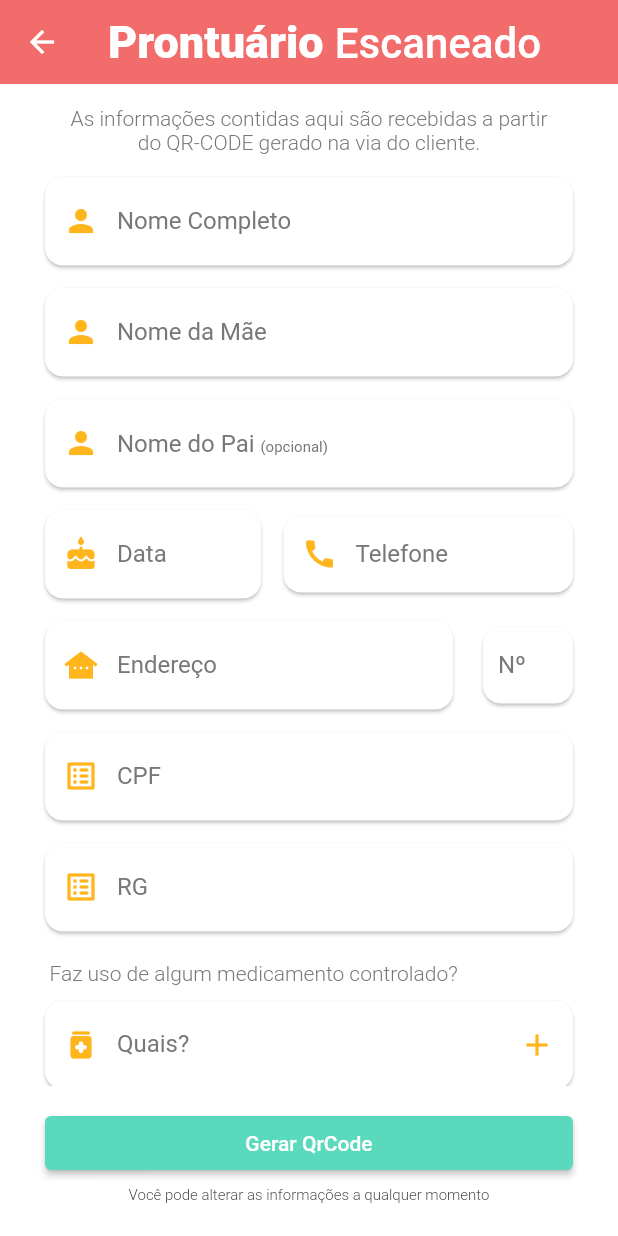
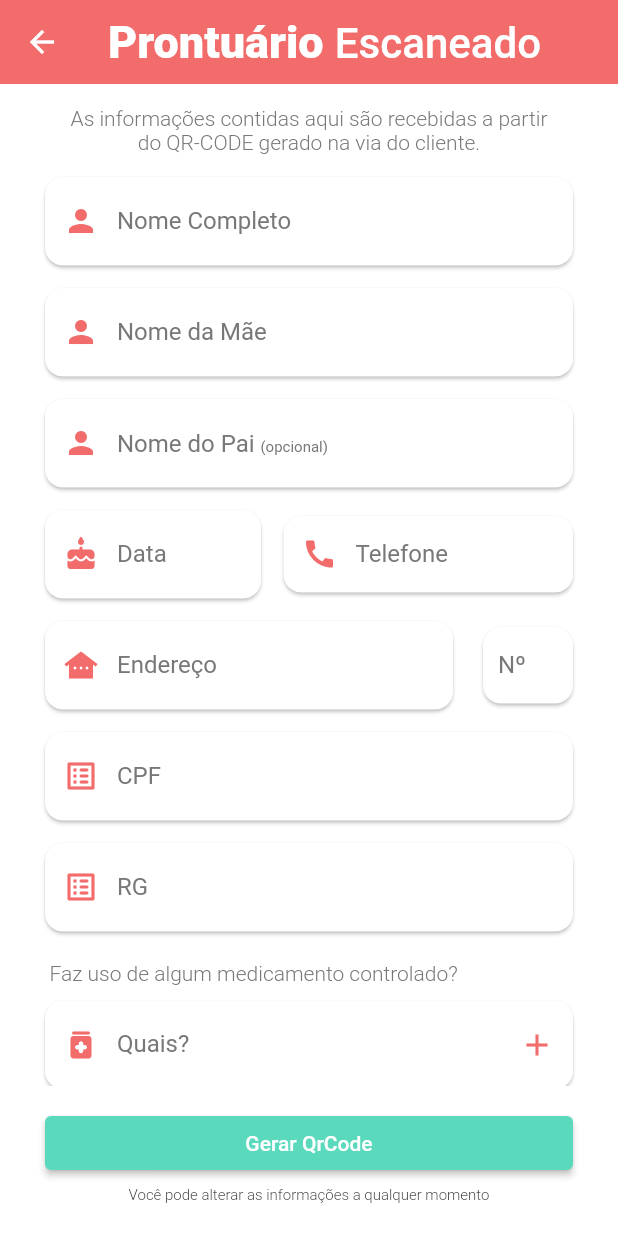
Before and after one commit to EduCsg/FastForm, a Flutter app: the ScanPage screen opened directly, on a phone screen of 412 x 824 dp. Run offline on Flutter 3.47's test engine with Material 2 defaults, Android fonts, the phone set to English and light mode, and no system bars; our stand-ins replace animated_splash_screen, barcode_widget, flutter_svg, fluttertoast, shared_preferences, smooth_page_indicator; accounts and stored records are empty.

Commit message:
Altera as cores dos ícones

```diff
--- a/lib/screens/scan/components/inputs/cpf.dart
+++ b/lib/screens/scan/components/inputs/cpf.dart
@@ -31,7 +31,7 @@ class WidgetCpfInput extends StatelessWidget {
           border: InputBorder.none,
           prefixIcon: Icon(
             Icons.list_alt_rounded,
-            color: iconYellowColor,
+            color: scannerColor,
           ),
           labelText: 'CPF',
           labelStyle: TextStyle(
--- a/lib/screens/scan/components/inputs/data.dart
+++ b/lib/screens/scan/components/inputs/data.dart
@@ -26,7 +26,7 @@ class WidgetDataInput extends StatelessWidget {
             border: InputBorder.none,
             prefixIcon: Icon(
               Icons.cake_rounded,
-              color: iconYellowColor,
+              color: scannerColor,
             ), //icon of text field
             labelText: "Data",
             labelStyle: TextStyle(
--- a/lib/screens/scan/components/inputs/endereco.dart
+++ b/lib/screens/scan/components/inputs/endereco.dart
@@ -24,7 +24,7 @@ class WidgetEnderecoInput extends StatelessWidget {
             border: InputBorder.none,
             prefixIcon: Icon(
               Icons.other_houses,
-              color: iconYellowColor,
+              color: scannerColor,
             ),
             labelText: 'Endereço',
             labelStyle: TextStyle(
--- a/lib/screens/scan/components/inputs/mae.dart
+++ b/lib/screens/scan/components/inputs/mae.dart
@@ -23,7 +23,7 @@ class WidgetMaeInput extends StatelessWidget {
           border: InputBorder.none,
           prefixIcon: Icon(
             Icons.person,
-            color: iconYellowColor,
+            color: scannerColor,
           ),
           labelText: 'Nome da Mãe',
           labelStyle: TextStyle(
--- a/lib/screens/scan/components/inputs/medicamentos.dart
+++ b/lib/screens/scan/components/inputs/medicamentos.dart
@@ -86,7 +86,7 @@ class _WidgetMedicamentoInputState extends State<WidgetMedicamentoInput> {
               border: InputBorder.none,
               prefixIcon: Icon(
                 Icons.medication_rounded,
-                color: iconYellowColor,
+                color: scannerColor,
               ),
               labelText: 'Quais?',
               labelStyle: TextStyle(
@@ -113,7 +113,7 @@ class _WidgetMedicamentoInputState extends State<WidgetMedicamentoInput> {
                 },
                 icon: Icon(
                   Icons.add,
-                  color: iconYellowColor,
+                  color: scannerColor,
                 ),
               ),
             ),
@@ -153,7 +153,7 @@ class _Medicamento extends StatelessWidget {
               padding: const EdgeInsets.all(8),
               decoration: BoxDecoration(
                 borderRadius: BorderRadius.circular(10),
-                color: const Color.fromRGBO(255, 213, 125, 1),
+                color: scannerColor,
               ),
               child: Row(
                 children: [
--- a/lib/screens/scan/components/inputs/nome.dart
+++ b/lib/screens/scan/components/inputs/nome.dart
@@ -23,7 +23,7 @@ class WidgetNomeInput extends StatelessWidget {
           border: InputBorder.none,
           prefixIcon: Icon(
             Icons.person,
-            color: iconYellowColor,
+            color: scannerColor,
           ),
           labelText: 'Nome Completo',
           labelStyle: TextStyle(
--- a/lib/screens/scan/components/inputs/pai.dart
+++ b/lib/screens/scan/components/inputs/pai.dart
@@ -23,7 +23,7 @@ class WidgetPaiInput extends StatelessWidget {
           border: InputBorder.none,
           prefixIcon: Icon(
             Icons.person,
-            color: iconYellowColor,
+            color: scannerColor,
           ),
           label: RichText(
             text: TextSpan(
--- a/lib/screens/scan/components/inputs/rg.dart
+++ b/lib/screens/scan/components/inputs/rg.dart
@@ -31,7 +31,7 @@ class WidgetRgInput extends StatelessWidget {
           border: InputBorder.none,
           prefixIcon: Icon(
             Icons.list_alt_rounded,
-            color: iconYellowColor,
+            color: scannerColor,
           ),
           labelText: 'RG',
           labelStyle: TextStyle(
--- a/lib/screens/scan/components/inputs/telefone.dart
+++ b/lib/screens/scan/components/inputs/telefone.dart
@@ -32,7 +32,7 @@ class WidgetTelefoneInput extends StatelessWidget {
             border: InputBorder.none,
             prefixIcon: Icon(
               Icons.call,
-              color: iconYellowColor,
+              color: scannerColor,
             ),
             labelText: 'Telefone',
             labelStyle: TextStyle(
```
